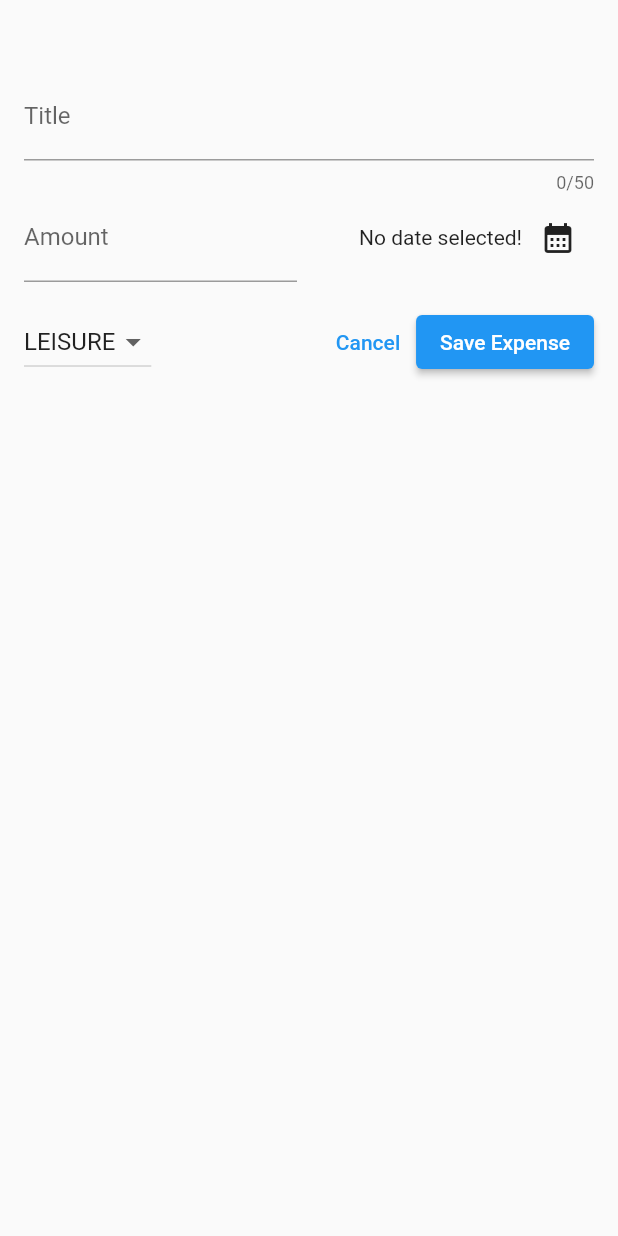
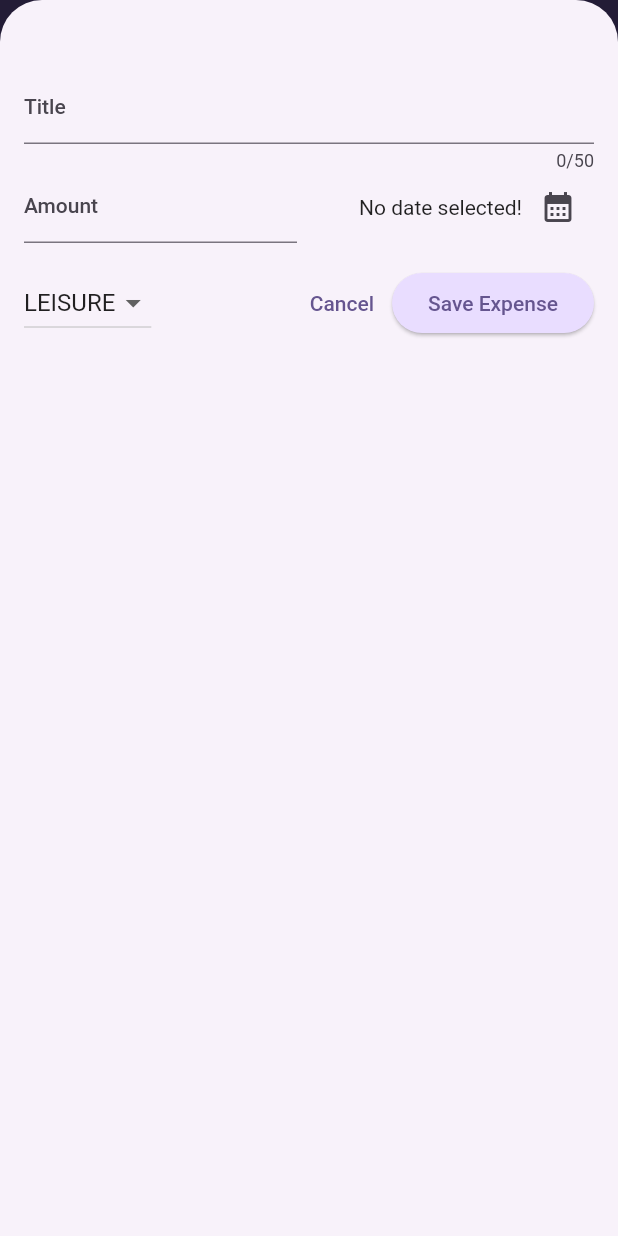
Before and after one commit to Exalted100/Expense-Tracker, a Flutter app: the screen it shows after launch, after a tap on the "add" icon, on a phone screen of 412 x 824 dp. Run offline on Flutter 3.47's test engine with Material 2 defaults, Android fonts, the phone set to English and light mode, and no system bars.

Commit message:
project complete

```diff
--- a/lib/main.dart
+++ b/lib/main.dart
@@ -1,10 +1,63 @@
 import 'package:expense_tracker/widgets/expenses.dart';
 import 'package:flutter/material.dart';
 
+var kColorScheme = ColorScheme.fromSeed(
+  seedColor: const Color.fromARGB(255, 96, 59, 181),
+);
+
+var kDarkColorScheme = ColorScheme.fromSeed(
+  brightness: Brightness.dark,
+  seedColor: const Color.fromARGB(255, 5, 99, 125),
+);
+
 void main() {
   runApp(
-    const MaterialApp(
-      home: Expenses(),
+    MaterialApp(
+      darkTheme: ThemeData.dark().copyWith(
+        useMaterial3: true,
+        colorScheme: kDarkColorScheme,
+        cardTheme: const CardTheme().copyWith(
+          color: kDarkColorScheme.secondaryContainer,
+          margin: const EdgeInsets.symmetric(
+            horizontal: 16,
+            vertical: 8,
+          ),
+        ),
+        elevatedButtonTheme: ElevatedButtonThemeData(
+          style: ElevatedButton.styleFrom(
+            backgroundColor: kDarkColorScheme.primaryContainer,
+            foregroundColor: kDarkColorScheme.onPrimaryContainer,
+          ),
+        ),
+      ),
+      theme: ThemeData().copyWith(
+        useMaterial3: true,
+        colorScheme: kColorScheme,
+        appBarTheme: const AppBarTheme().copyWith(
+          backgroundColor: kColorScheme.onPrimaryContainer,
+          foregroundColor: kColorScheme.primaryContainer,
+        ),
+        cardTheme: const CardTheme().copyWith(
+          color: kColorScheme.secondaryContainer,
+          margin: const EdgeInsets.symmetric(
+            horizontal: 16,
+            vertical: 8,
+          ),
+        ),
+        elevatedButtonTheme: ElevatedButtonThemeData(
+          style: ElevatedButton.styleFrom(
+            backgroundColor: kColorScheme.primaryContainer,
+          ),
+        ),
+        textTheme: ThemeData().textTheme.copyWith(
+          titleLarge: TextStyle(
+            fontWeight: FontWeight.normal,
+            color: kColorScheme.onSecondaryContainer,
+            fontSize: 14,
+          ),
+        ),
+      ),
+      home: const Expenses(),
     ),
   );
 }
--- a/lib/models/expense.dart
+++ b/lib/models/expense.dart
@@ -21,7 +21,7 @@ class Expense {
     required this.amount,
     required this.date,
     required this.category,
-  }): id = uuid.v4();
+  }) : id = uuid.v4();
 
   final String id;
   final String title;
@@ -33,3 +33,28 @@ class Expense {
     return formatter.format(date);
   }
 }
+
+class ExpenseBucket {
+  const ExpenseBucket({
+    required this.category,
+    required this.expenses,
+  });
+
+  ExpenseBucket.forCategory(List<Expense> allExpenses, this.category)
+      : expenses = allExpenses
+            .where((expense) => expense.category == category)
+            .toList();
+
+  final Category category;
+  final List<Expense> expenses;
+
+  double get totalExpenses {
+    double sum = 0;
+
+    for (final expense in expenses) {
+      sum += expense.amount;
+    }
+
+    return sum;
+  }
+}
--- /dev/null
+++ b/lib/widgets/chart/chart.dart
@@ -0,0 +1,95 @@
+import 'package:flutter/material.dart';
+
+import 'package:expense_tracker/widgets/chart/chart_bar.dart';
+import 'package:expense_tracker/models/expense.dart';
+
+class Chart extends StatelessWidget {
+  const Chart({super.key, required this.expenses});
+
+  final List<Expense> expenses;
+
+  List<ExpenseBucket> get buckets {
+    return [
+      ExpenseBucket.forCategory(expenses, Category.food),
+      ExpenseBucket.forCategory(expenses, Category.leisure),
+      ExpenseBucket.forCategory(expenses, Category.travel),
+      ExpenseBucket.forCategory(expenses, Category.work),
+    ];
+  }
+
+  double get maxTotalExpense {
+    double maxTotalExpense = 0;
+
+    for (final bucket in buckets) {
+      if (bucket.totalExpenses > maxTotalExpense) {
+        maxTotalExpense = bucket.totalExpenses;
+      }
+    }
+
+    return maxTotalExpense;
+  }
+
+  @override
+  Widget build(BuildContext context) {
+    final isDarkMode =
+        MediaQuery.of(context).platformBrightness == Brightness.dark;
+    return Container(
+      margin: const EdgeInsets.all(16),
+      padding: const EdgeInsets.symmetric(
+        vertical: 16,
+        horizontal: 8,
+      ),
+      width: double.infinity,
+      height: 180,
+      decoration: BoxDecoration(
+        borderRadius: BorderRadius.circular(8),
+        gradient: LinearGradient(
+          colors: [
+            Theme.of(context).colorScheme.primary.withOpacity(0.3),
+            Theme.of(context).colorScheme.primary.withOpacity(0.0)
+          ],
+          begin: Alignment.bottomCenter,
+          end: Alignment.topCenter,
+        ),
+      ),
+      child: Column(
+        children: [
+          Expanded(
+            child: Row(
+              crossAxisAlignment: CrossAxisAlignment.end,
+              children: [
+                for (final bucket in buckets) // alternative to map()
+                  ChartBar(
+                    fill: bucket.totalExpenses == 0
+                        ? 0
+                        : bucket.totalExpenses / maxTotalExpense,
+                  )
+              ],
+            ),
+          ),
+          const SizedBox(height: 12),
+          Row(
+            children: buckets
+                .map(
+                  (bucket) => Expanded(
+                    child: Padding(
+                      padding: const EdgeInsets.symmetric(horizontal: 4),
+                      child: Icon(
+                        categoryIcons[bucket.category],
+                        color: isDarkMode
+                            ? Theme.of(context).colorScheme.secondary
+                            : Theme.of(context)
+                                .colorScheme
+                                .primary
+                                .withOpacity(0.7),
+                      ),
+                    ),
+                  ),
+                )
+                .toList(),
+          )
+        ],
+      ),
+    );
+  }
+}
--- /dev/null
+++ b/lib/widgets/chart/chart_bar.dart
@@ -0,0 +1,34 @@
+import 'package:flutter/material.dart';
+
+class ChartBar extends StatelessWidget {
+  const ChartBar({
+    super.key,
+    required this.fill,
+  });
+
+  final double fill;
+
+  @override
+  Widget build(BuildContext context) {
+    final isDarkMode =
+        MediaQuery.of(context).platformBrightness == Brightness.dark;
+    return Expanded(
+      child: Padding(
+        padding: const EdgeInsets.symmetric(horizontal: 4),
+        child: FractionallySizedBox(
+          heightFactor: fill,
+          child: DecoratedBox(
+            decoration: BoxDecoration(
+              shape: BoxShape.rectangle,
+              borderRadius:
+                  const BorderRadius.vertical(top: Radius.circular(8)),
+              color: isDarkMode
+                  ? Theme.of(context).colorScheme.secondary
+                  : Theme.of(context).colorScheme.primary.withOpacity(0.65),
+            ),
+          ),
+        ),
+      ),
+    );
+  }
+}
--- a/lib/widgets/expense_item.dart
+++ b/lib/widgets/expense_item.dart
@@ -15,8 +15,12 @@ class ExpenseItem extends StatelessWidget {
           vertical: 16,
         ),
         child: Column(
+          crossAxisAlignment: CrossAxisAlignment.start,
           children: [
-            Text(expense.title),
+            Text(
+              expense.title,
+              style: Theme.of(context).textTheme.titleLarge,
+            ),
             const SizedBox(
               height: 4,
             ),
--- a/lib/widgets/expenses.dart
+++ b/lib/widgets/expenses.dart
@@ -1,3 +1,4 @@
+import 'package:expense_tracker/widgets/chart/chart.dart';
 import 'package:expense_tracker/widgets/expenses_list.dart';
 import 'package:expense_tracker/models/expense.dart';
 import 'package:expense_tracker/widgets/new_expense.dart';
@@ -32,7 +33,9 @@ class _ExpensesState extends State<Expenses> {
     showModalBottomSheet(
       isScrollControlled: true,
       context: context,
-      builder: (ctx) => NewExpense(onAddExpense: _addExpense,),
+      builder: (ctx) => NewExpense(
+        onAddExpense: _addExpense,
+      ),
     );
   }
 
@@ -40,16 +43,41 @@ class _ExpensesState extends State<Expenses> {
     setState(() {
       _registeredExpenses.add(expense);
     });
+    Navigator.pop(context);
   }
 
   void removeExpense(Expense expense) {
+    final expenseIndex = _registeredExpenses.indexOf(expense);
     setState(() {
       _registeredExpenses.remove(expense);
     });
+    ScaffoldMessenger.of(context).showSnackBar(
+      SnackBar(
+        duration: const Duration(seconds: 3),
+        content: const Text('Expense deleted.'),
+        action: SnackBarAction(
+          label: 'Undo',
+          onPressed: () {
+            setState(() {
+              _registeredExpenses.insert(expenseIndex, expense);
+            });
+          },
+        ),
+      ),
+    );
   }
 
   @override
   Widget build(BuildContext context) {
+    Widget mainContent = const Center(
+      child: Text('No Expenses found. Start adding something.'),
+    );
+
+    if (_registeredExpenses.isNotEmpty) {
+      mainContent = ExpensesList(
+          expenses: _registeredExpenses, onRemoveExpense: removeExpense);
+    }
+
     return Scaffold(
       appBar: AppBar(
         title: const Text('Flutter Expense Tracker'),
@@ -62,8 +90,8 @@ class _ExpensesState extends State<Expenses> {
       ),
       body: Column(
         children: [
-          const Text('The Chart'),
-          Expanded(child: ExpensesList(expenses: _registeredExpenses, onRemoveExpense: removeExpense)),
+          Chart(expenses:_registeredExpenses),
+          Expanded(child: mainContent),
         ],
       ),
     );
--- a/lib/widgets/expenses_list.dart
+++ b/lib/widgets/expenses_list.dart
@@ -19,6 +19,10 @@ class ExpensesList extends StatelessWidget {
       itemCount: expenses.length,
       itemBuilder: (ctx, index) => Dismissible(
         key: ValueKey(expenses[index]),
+        background: Container(
+          color: Theme.of(context).colorScheme.error.withOpacity(0.5),
+          margin: EdgeInsets.symmetric(horizontal: Theme.of(context).cardTheme.margin!.horizontal),
+        ),
         onDismissed: (direction) {
           onRemoveExpense(expenses[index]);
         },
```
